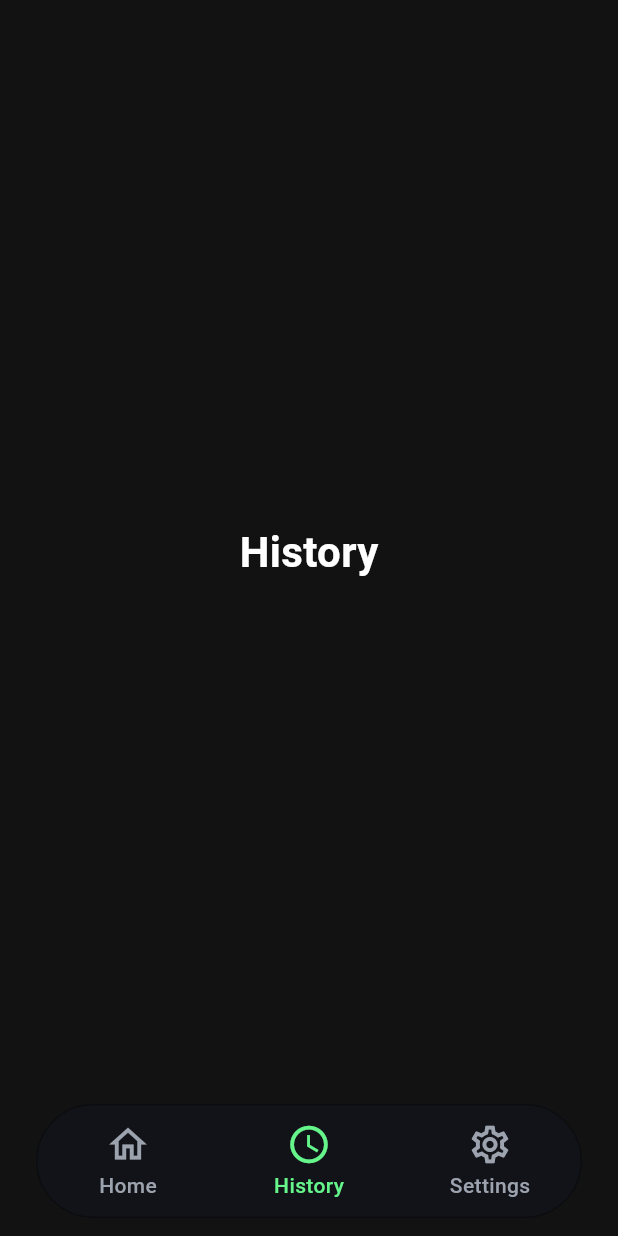
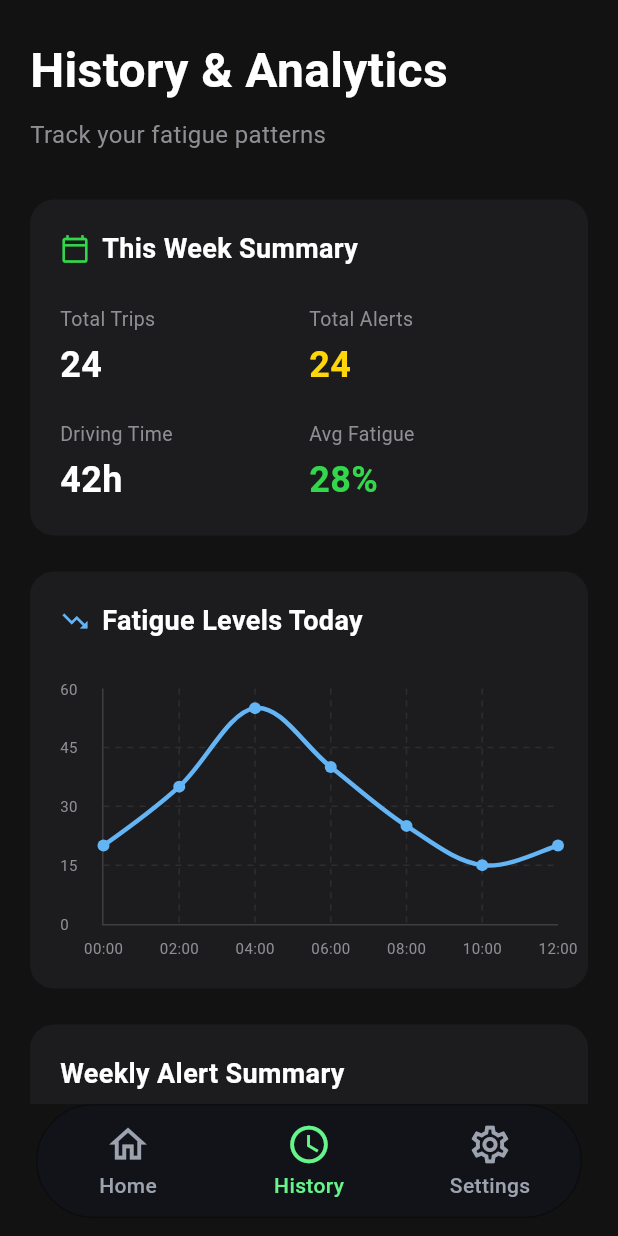
Before and after one commit to kmaperera/Safe-Drive, a Flutter app: the screen it shows after launch, item 2 of the bottom bar chosen, on a phone screen of 412 x 824 dp. Run offline on Flutter 3.47's test engine with Material 3 defaults, Android fonts, the phone set to English and light mode, and no system bars; drawn by our look-alikes of fl_chart.

Commit message:
Add History screen with graphs

```diff
--- a/lib/main.dart
+++ b/lib/main.dart
@@ -1,4 +1,5 @@
 import 'package:flutter/material.dart';
+import 'package:safe_drive/screens/history.dart';
 import 'screens/settings.dart';
 
 void main() {
@@ -34,7 +35,7 @@ class _RootNavigationScreenState extends State<RootNavigationScreen> {
 
   late final List<Widget> _pages = [
     const _PlaceholderScreen(title: 'Home'),
-    const _PlaceholderScreen(title: 'History'),
+    const HistoryScreen(),
     const SettingsScreen(),
   ];
 
--- /dev/null
+++ b/lib/screens/history.dart
@@ -0,0 +1,425 @@
+import 'package:flutter/material.dart';
+import 'package:fl_chart/fl_chart.dart';
+
+class HistoryScreen extends StatelessWidget {
+  const HistoryScreen({super.key});
+
+  final Color bgColor = const Color(0xFF121212);
+  final Color cardBgColor = const Color(0xFF1C1C1E);
+  final Color accentYellow = const Color(0xFFFFD60A);
+  final Color accentGreen = const Color(0xFF32D74B);
+  final Color accentBlue = const Color(0xFF64B5F6);
+  final Color accentRed = const Color(0xFFFF453A);
+  final Color textGrey = const Color(0xFF8E8E93);
+
+  @override
+  Widget build(BuildContext context) {
+    return Scaffold(
+      backgroundColor: bgColor,
+      body: SafeArea(
+        child: SingleChildScrollView(
+          padding: const EdgeInsets.symmetric(horizontal: 20.0, vertical: 24.0),
+          child: Column(
+            crossAxisAlignment: CrossAxisAlignment.start,
+            children: [
+              _buildHeader(),
+              const SizedBox(height: 32),
+              _buildSummaryCard(),
+              const SizedBox(height: 24),
+              _buildLineChartCard(),
+              const SizedBox(height: 24),
+              _buildBarChartCard(),
+              const SizedBox(height: 32),
+              const Text(
+                'Recent Trips',
+                style: TextStyle(
+                  color: Colors.white,
+                  fontSize: 18,
+                  fontWeight: FontWeight.bold,
+                ),
+              ),
+              const SizedBox(height: 16),
+              _buildTripCard('Today, 2:30 PM', '2h 15m', '3', 'Moderate', accentYellow),
+              _buildTripCard('Yesterday, 8:00 AM', '1h 45m', '1', 'Good', accentGreen),
+              _buildTripCard('Feb 26, 6:00 PM', '3h 30m', '7', 'High', accentRed),
+              const SizedBox(height: 80), // Bottom padding for navbar clearance
+            ],
+          ),
+        ),
+      ),
+    );
+  }
+
+  Widget _buildHeader() {
+    return Column(
+      crossAxisAlignment: CrossAxisAlignment.start,
+      children: [
+        const Text(
+          'History & Analytics',
+          style: TextStyle(
+            color: Colors.white,
+            fontSize: 32,
+            fontWeight: FontWeight.bold,
+          ),
+        ),
+        const SizedBox(height: 8),
+        Text(
+          'Track your fatigue patterns',
+          style: TextStyle(color: textGrey, fontSize: 16),
+        ),
+      ],
+    );
+  }
+
+  Widget _buildSummaryCard() {
+    return Container(
+      padding: const EdgeInsets.all(20),
+      decoration: BoxDecoration(
+        color: cardBgColor,
+        borderRadius: BorderRadius.circular(16),
+      ),
+      child: Column(
+        crossAxisAlignment: CrossAxisAlignment.start,
+        children: [
+          Row(
+            children: [
+              Icon(Icons.calendar_today_outlined, color: accentGreen, size: 20),
+              const SizedBox(width: 8),
+              const Text(
+                'This Week Summary',
+                style: TextStyle(
+                  color: Colors.white,
+                  fontSize: 18,
+                  fontWeight: FontWeight.w600,
+                ),
+              ),
+            ],
+          ),
+          const SizedBox(height: 24),
+          Row(
+            children: [
+              Expanded(child: _buildStatItem('Total Trips', '24', Colors.white)),
+              Expanded(child: _buildStatItem('Total Alerts', '24', accentYellow)),
+            ],
+          ),
+          const SizedBox(height: 20),
+          Row(
+            children: [
+              Expanded(child: _buildStatItem('Driving Time', '42h', Colors.white)),
+              Expanded(child: _buildStatItem('Avg Fatigue', '28%', accentGreen)),
+            ],
+          ),
+        ],
+      ),
+    );
+  }
+
+  Widget _buildStatItem(String label, String value, Color valueColor) {
+    return Column(
+      crossAxisAlignment: CrossAxisAlignment.start,
+      children: [
+        Text(label, style: TextStyle(color: textGrey, fontSize: 13)),
+        const SizedBox(height: 4),
+        Text(
+          value,
+          style: TextStyle(
+            color: valueColor,
+            fontSize: 24,
+            fontWeight: FontWeight.bold,
+          ),
+        ),
+      ],
+    );
+  }
+
+  Widget _buildLineChartCard() {
+    return Container(
+      padding: const EdgeInsets.all(20),
+      decoration: BoxDecoration(
+        color: cardBgColor,
+        borderRadius: BorderRadius.circular(16),
+      ),
+      child: Column(
+        crossAxisAlignment: CrossAxisAlignment.start,
+        children: [
+          Row(
+            children: [
+              Icon(Icons.trending_down, color: accentBlue, size: 20),
+              const SizedBox(width: 8),
+              const Text(
+                'Fatigue Levels Today',
+                style: TextStyle(
+                  color: Colors.white,
+                  fontSize: 18,
+                  fontWeight: FontWeight.w600,
+                ),
+              ),
+            ],
+          ),
+          const SizedBox(height: 32),
+          SizedBox(
+            height: 180,
+            child: LineChart(
+              LineChartData(
+                gridData: FlGridData(
+                  show: true,
+                  drawVerticalLine: true,
+                  horizontalInterval: 15,
+                  verticalInterval: 2,
+                  getDrawingHorizontalLine: (value) {
+                    return FlLine(
+                      color: textGrey.withOpacity(0.15),
+                      strokeWidth: 1,
+                      dashArray: [4, 4], // Dashed line
+                    );
+                  },
+                  getDrawingVerticalLine: (value) {
+                    return FlLine(
+                      color: textGrey.withOpacity(0.15),
+                      strokeWidth: 1,
+                      dashArray: [4, 4],
+                    );
+                  },
+                ),
+                titlesData: FlTitlesData(
+                  show: true,
+                  rightTitles: const AxisTitles(sideTitles: SideTitles(showTitles: false)),
+                  topTitles: const AxisTitles(sideTitles: SideTitles(showTitles: false)),
+                  bottomTitles: AxisTitles(
+                    sideTitles: SideTitles(
+                      showTitles: true,
+                      reservedSize: 22,
+                      interval: 2,
+                      getTitlesWidget: (value, meta) {
+                        return Padding(
+                          padding: const EdgeInsets.only(top: 8.0),
+                          child: Text(
+                            '${value.toInt().toString().padLeft(2, '0')}:00',
+                            style: TextStyle(color: textGrey, fontSize: 10),
+                          ),
+                        );
+                      },
+                    ),
+                  ),
+                  leftTitles: AxisTitles(
+                    sideTitles: SideTitles(
+                      showTitles: true,
+                      interval: 15,
+                      reservedSize: 28,
+                      getTitlesWidget: (value, meta) {
+                        return Text(
+                          value.toInt().toString(),
+                          style: TextStyle(color: textGrey, fontSize: 10),
+                        );
+                      },
+                    ),
+                  ),
+                ),
+                borderData: FlBorderData(
+                  show: true,
+                  border: Border(
+                    bottom: BorderSide(color: textGrey.withOpacity(0.3), width: 1),
+                    left: BorderSide(color: textGrey.withOpacity(0.3), width: 1),
+                  ),
+                ),
+                minX: 0,
+                maxX: 12,
+                minY: 0,
+                maxY: 60,
+                lineBarsData: [
+                  LineChartBarData(
+                    spots: const [
+                      FlSpot(0, 20),
+                      FlSpot(2, 35),
+                      FlSpot(4, 55),
+                      FlSpot(6, 40),
+                      FlSpot(8, 25),
+                      FlSpot(10, 15),
+                      FlSpot(12, 20),
+                    ],
+                    isCurved: true,
+                    color: accentBlue,
+                    barWidth: 3,
+                    isStrokeCapRound: true,
+                    dotData: const FlDotData(show: true),
+                    belowBarData: BarAreaData(show: false),
+                  ),
+                ],
+              ),
+            ),
+          ),
+        ],
+      ),
+    );
+  }
+
+  Widget _buildBarChartCard() {
+    return Container(
+      padding: const EdgeInsets.all(20),
+      decoration: BoxDecoration(
+        color: cardBgColor,
+        borderRadius: BorderRadius.circular(16),
+      ),
+      child: Column(
+        crossAxisAlignment: CrossAxisAlignment.start,
+        children: [
+          const Text(
+            'Weekly Alert Summary',
+            style: TextStyle(
+              color: Colors.white,
+              fontSize: 18,
+              fontWeight: FontWeight.w600,
+            ),
+          ),
+          const SizedBox(height: 32),
+          SizedBox(
+            height: 160,
+            child: BarChart(
+              BarChartData(
+                alignment: BarChartAlignment.spaceAround,
+                maxY: 8,
+                barTouchData: BarTouchData(enabled: false),
+                titlesData: FlTitlesData(
+                  show: true,
+                  bottomTitles: AxisTitles(
+                    sideTitles: SideTitles(
+                      showTitles: true,
+                      reservedSize: 28,
+                      getTitlesWidget: (double value, TitleMeta meta) {
+                        const style = TextStyle(color: Color(0xFF8E8E93), fontSize: 10);
+                        String text;
+                        switch (value.toInt()) {
+                          case 0: text = 'Mon'; break;
+                          case 1: text = 'Tue'; break;
+                          case 2: text = 'Wed'; break;
+                          case 3: text = 'Thu'; break;
+                          case 4: text = 'Fri'; break;
+                          case 5: text = 'Sat'; break;
+                          case 6: text = 'Sun'; break;
+                          default: text = ''; break;
+                        }
+                        return Padding(
+                          padding: const EdgeInsets.only(top: 8.0),
+                          child: Text(text, style: style),
+                        );
+                      },
+                    ),
+                  ),
+                  leftTitles: AxisTitles(
+                    sideTitles: SideTitles(
+                      showTitles: true,
+                      interval: 2,
+                      reservedSize: 20,
+                      getTitlesWidget: (value, meta) {
+                        return Text(
+                          value.toInt().toString(),
+                          style: TextStyle(color: textGrey, fontSize: 10),
+                        );
+                      },
+                    ),
+                  ),
+                  topTitles: const AxisTitles(sideTitles: SideTitles(showTitles: false)),
+                  rightTitles: const AxisTitles(sideTitles: SideTitles(showTitles: false)),
+                ),
+                gridData: FlGridData(
+                  show: true,
+                  drawVerticalLine: true,
+                  horizontalInterval: 2,
+                  getDrawingHorizontalLine: (value) => FlLine(
+                    color: textGrey.withOpacity(0.15),
+                    strokeWidth: 1,
+                    dashArray: [4, 4],
+                  ),
+                  getDrawingVerticalLine: (value) => FlLine(
+                    color: textGrey.withOpacity(0.15),
+                    strokeWidth: 1,
+                    dashArray: [4, 4],
+                  ),
+                ),
+                borderData: FlBorderData(
+                  show: true,
+                  border: Border(
+                    bottom: BorderSide(color: textGrey.withOpacity(0.3), width: 1),
+                    left: BorderSide(color: textGrey.withOpacity(0.3), width: 1),
+                  ),
+                ),
+                barGroups: [
+                  _makeBarData(0, 2),
+                  _makeBarData(1, 5),
+                  _makeBarData(2, 3),
+                  _makeBarData(3, 1),
+                  _makeBarData(4, 4),
+                  _makeBarData(5, 6),
+                  _makeBarData(6, 3),
+                ],
+              ),
+            ),
+          ),
+        ],
+      ),
+    );
+  }
+
+  BarChartGroupData _makeBarData(int x, double y) {
+    return BarChartGroupData(
+      x: x,
+      barRods: [
+        BarChartRodData(
+          toY: y,
+          color: accentYellow,
+          width: 16,
+          borderRadius: const BorderRadius.vertical(top: Radius.circular(4)),
+        ),
+      ],
+    );
+  }
+
+  Widget _buildTripCard(String date, String duration, String alerts, String status, Color statusColor) {
+    return Container(
+      margin: const EdgeInsets.only(bottom: 12),
+      padding: const EdgeInsets.symmetric(horizontal: 16, vertical: 16),
+      decoration: BoxDecoration(
+        color: cardBgColor,
+        borderRadius: BorderRadius.circular(12),
+      ),
+      child: Row(
+        mainAxisAlignment: MainAxisAlignment.spaceBetween,
+        children: [
+          Column(
+            crossAxisAlignment: CrossAxisAlignment.start,
+            children: [
+              Text(
+                date,
+                style: const TextStyle(
+                  color: Colors.white,
+                  fontSize: 16,
+                  fontWeight: FontWeight.w600,
+                ),
+              ),
+              const SizedBox(height: 6),
+              Text(
+                'Duration: $duration   •   $alerts alerts',
+                style: TextStyle(color: textGrey, fontSize: 13),
+              ),
+            ],
+          ),
+          Container(
+            padding: const EdgeInsets.symmetric(horizontal: 12, vertical: 6),
+            decoration: BoxDecoration(
+              color: statusColor.withOpacity(0.15),
+              borderRadius: BorderRadius.circular(20),
+            ),
+            child: Text(
+              status,
+              style: TextStyle(
+                color: statusColor,
+                fontSize: 13,
+                fontWeight: FontWeight.w500,
+              ),
+            ),
+          ),
+        ],
+      ),
+    );
+  }
+}
--- a/pubspec.yaml
+++ b/pubspec.yaml
@@ -34,6 +34,7 @@ dependencies:
   # The following adds the Cupertino Icons font to your application.
   # Use with the CupertinoIcons class for iOS style icons.
   cupertino_icons: ^1.0.8
+  fl_chart: ^1.2.0
 
 dev_dependencies:
   flutter_test:
```
Also changed, not shown: pubspec.lock.
